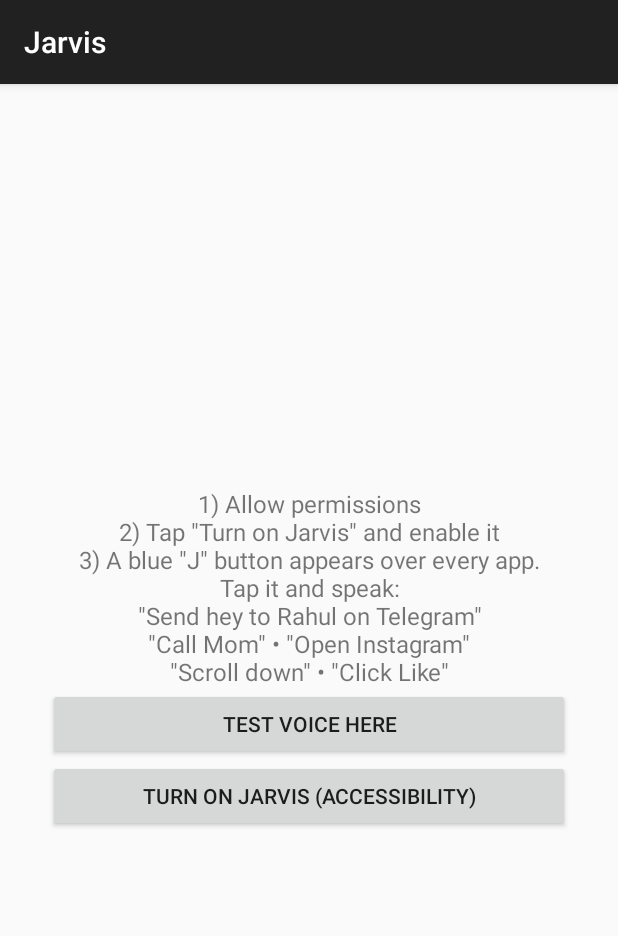
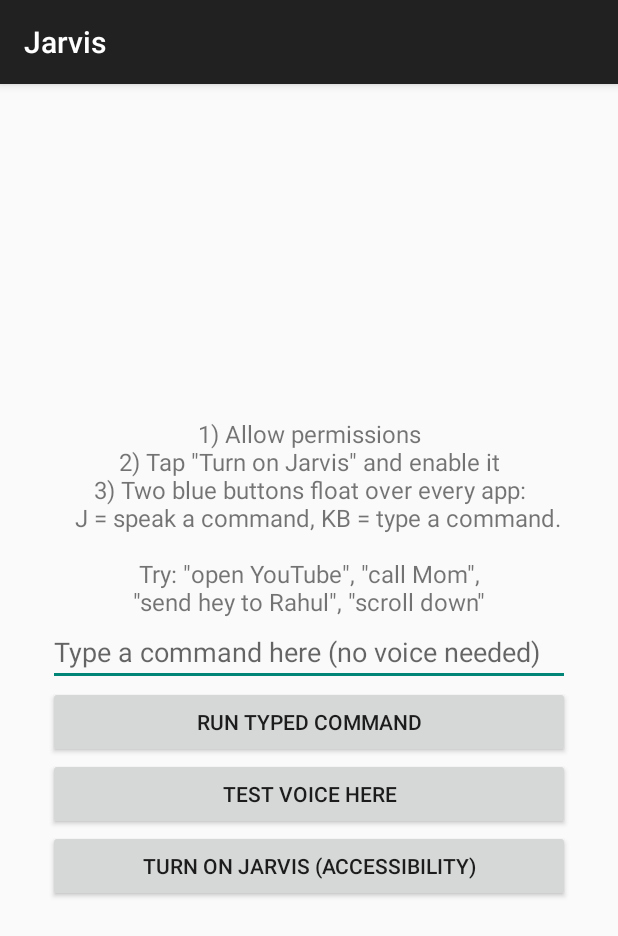
Before and after one commit to ayankhan839/jarvis, an Android app: the screen it shows after launch (MainActivity), on a phone screen of 412 x 824 dp. Shown: the top 936 px of the screen. Run offline under Robolectric (Android 15) with nearby library versions, the phone set to English and light mode, and no system bars.

Commit message:
Enhance MainActivity with command input and buttons

```diff
--- a/app/src/main/java/com/example/jarvis/MainActivity.kt
+++ b/app/src/main/java/com/example/jarvis/MainActivity.kt
@@ -6,7 +6,9 @@ import android.os.Bundle
 import android.provider.Settings
 import android.speech.tts.TextToSpeech
 import android.view.Gravity
+import android.view.inputmethod.EditorInfo
 import android.widget.Button
+import android.widget.EditText
 import android.widget.LinearLayout
 import android.widget.TextView
 import androidx.appcompat.app.AppCompatActivity
@@ -18,15 +20,29 @@ class MainActivity : AppCompatActivity() {
     private lateinit var tts: TextToSpeech
     private lateinit var status: TextView
     private lateinit var listener: VoiceListener
+    private lateinit var engine: JarvisEngine
 
     override fun onCreate(savedInstanceState: Bundle?) {
         super.onCreate(savedInstanceState)
 
         status = TextView(this).apply {
-            text = "1) Allow permissions\n2) Tap \"Turn on Jarvis\" and enable it\n3) A blue \"J\" button appears over every app.\nTap it and speak:\n\"Send hey to Rahul on Telegram\"\n\"Call Mom\" • \"Open Instagram\"\n\"Scroll down\" • \"Click Like\""
+            text = "1) Allow permissions\n2) Tap \"Turn on Jarvis\" and enable it\n3) Two blue buttons float over every app:\n   J = speak a command, KB = type a command.\n\nTry: \"open YouTube\", \"call Mom\",\n\"send hey to Rahul\", \"scroll down\""
             textSize = 16f
             gravity = Gravity.CENTER
         }
+        val input = EditText(this).apply {
+            hint = "Type a command here (no voice needed)"
+            setSingleLine()
+            imeOptions = EditorInfo.IME_ACTION_GO
+        }
+        val run = Button(this).apply {
+            text = "Run typed command"
+            setOnClickListener {
+                val t = input.text.toString().trim()
+                if (t.isNotEmpty()) { engine.handle(t); input.setText("") }
+            }
+        }
+        input.setOnEditorActionListener { _, _, _ -> run.performClick(); true }
         val talk = Button(this).apply { text = "Test voice here"; setOnClickListener { listener.start() } }
         val access = Button(this).apply {
             text = "Turn on Jarvis (Accessibility)"
@@ -36,11 +52,11 @@ class MainActivity : AppCompatActivity() {
             orientation = LinearLayout.VERTICAL
             gravity = Gravity.CENTER
             setPadding(48, 48, 48, 48)
-            addView(status); addView(talk); addView(access)
+            addView(status); addView(input); addView(run); addView(talk); addView(access)
         })
 
         tts = TextToSpeech(this) { if (it == TextToSpeech.SUCCESS) tts.language = Locale.getDefault() }
-        val engine = JarvisEngine(this) { msg ->
+        engine = JarvisEngine(this) { msg ->
             status.text = msg
             tts.speak(msg, TextToSpeech.QUEUE_FLUSH, null, "jarvis")
         }
```
